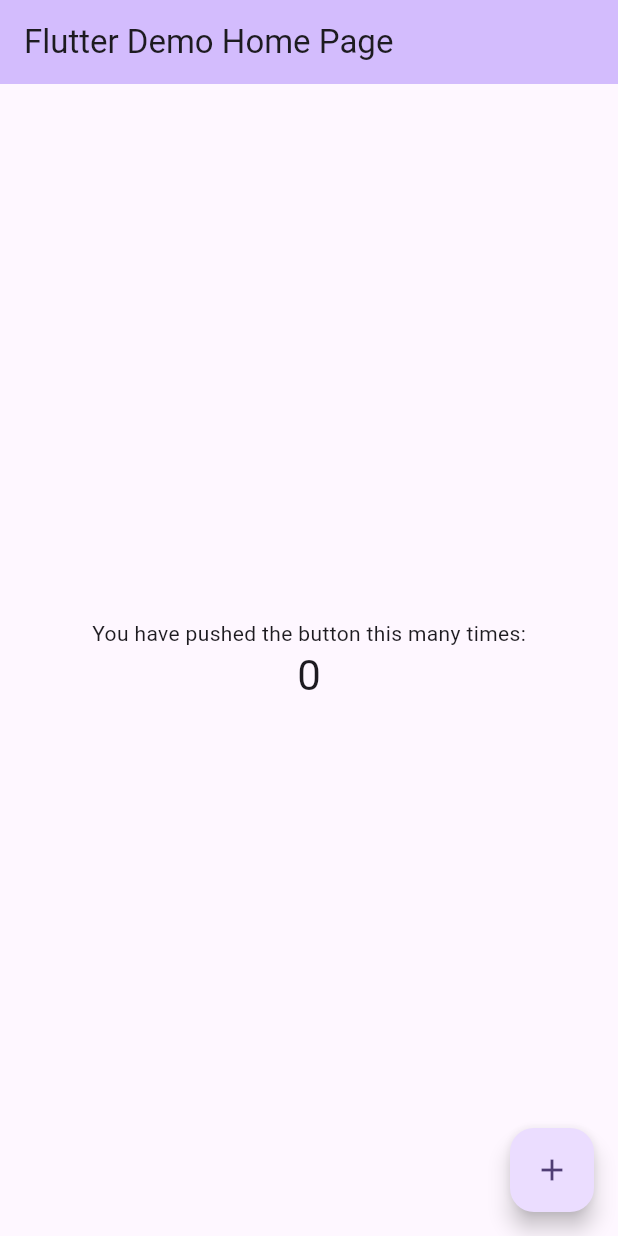
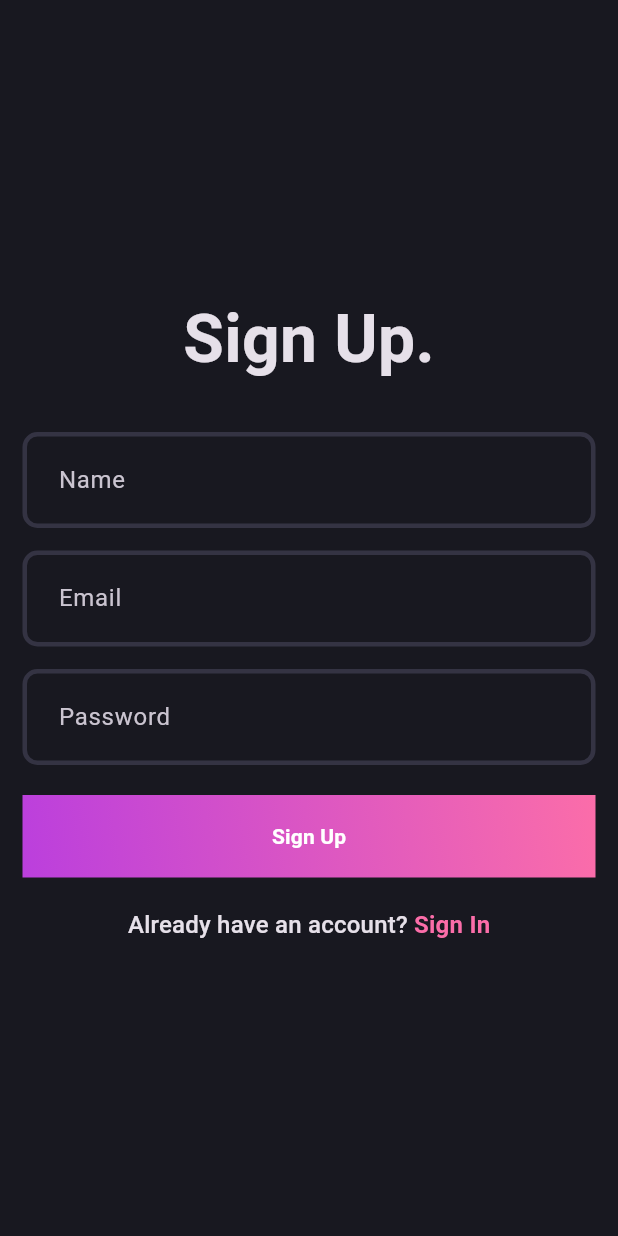
Before and after one commit to BorisOften/blog_app, a Flutter app: the screen it shows after launch, on a phone screen of 412 x 824 dp. Run offline on Flutter 3.47's test engine with Material 3 defaults, Android fonts, the phone set to English and light mode, and no system bars.

Commit message:
create the sign up page

```diff
--- /dev/null
+++ b/lib/features/auth/presentation/pages/signup_page.dart
@@ -0,0 +1,83 @@
+import 'package:blog_app/features/auth/presentation/widgets/auth_field.dart';
+import 'package:blog_app/features/auth/presentation/widgets/auth_gradient_button.dart';
+import 'package:blog_app/shared/theme/app_pallete.dart';
+import 'package:flutter/material.dart';
+
+class SignupPage extends StatefulWidget {
+  const SignupPage({super.key});
+
+  @override
+  State<SignupPage> createState() => _SignupPageState();
+}
+
+class _SignupPageState extends State<SignupPage> {
+  final emailController = TextEditingController();
+  final passwordController = TextEditingController();
+  final nameController = TextEditingController();
+
+  final formKey = GlobalKey<FormState>();
+
+  @override
+  void dispose() {
+    emailController.dispose();
+    passwordController.dispose();
+    nameController.dispose();
+
+    super.dispose();
+  }
+
+  @override
+  Widget build(BuildContext context) {
+    return Scaffold(
+      body: Center(
+        child: Padding(
+          padding: const EdgeInsets.all(15.0),
+          child: Form(
+            key: formKey,
+            child: Column(
+              mainAxisAlignment: MainAxisAlignment.center,
+              children: [
+                const Text(
+                  "Sign Up.",
+                  style: TextStyle(fontSize: 44, fontWeight: FontWeight.bold),
+                ),
+                const SizedBox(height: 30),
+                AuthField(
+                  hintText: "Name",
+                  textEditingController: nameController,
+                ),
+                const SizedBox(height: 15),
+                AuthField(
+                  hintText: "Email",
+                  textEditingController: emailController,
+                ),
+                const SizedBox(height: 15),
+                AuthField(
+                  hintText: "Password",
+                  textEditingController: passwordController,
+                  isSecure: true,
+                ),
+                const SizedBox(height: 20),
+                const AuthGradientButton(),
+                const SizedBox(height: 20),
+                RichText(
+                  text: TextSpan(
+                    text: "Already have an account?",
+                    style: Theme.of(context).textTheme.titleMedium,
+                    children: const [
+                      TextSpan(
+                          text: " Sign In",
+                          style: TextStyle(
+                              color: AppPallete.gradient2,
+                              fontWeight: FontWeight.bold)),
+                    ],
+                  ),
+                )
+              ],
+            ),
+          ),
+        ),
+      ),
+    );
+  }
+}
--- /dev/null
+++ b/lib/features/auth/presentation/widgets/auth_field.dart
@@ -0,0 +1,31 @@
+import 'package:flutter/material.dart';
+
+class AuthField extends StatelessWidget {
+  final String hintText;
+  final TextEditingController textEditingController;
+  final bool isSecure;
+
+  const AuthField({
+    super.key,
+    required this.hintText,
+    required this.textEditingController,
+    this.isSecure = false,
+  });
+
+  @override
+  Widget build(BuildContext context) {
+    return TextFormField(
+      controller: textEditingController,
+      decoration: InputDecoration(hintText: hintText),
+      obscureText: isSecure,
+      validator: (value) {
+        final unWrapedValue = value ?? "";
+        if (unWrapedValue.isEmpty) {
+          return "$hintText is missing";
+        }
+
+        return null;
+      },
+    );
+  }
+}
--- /dev/null
+++ b/lib/features/auth/presentation/widgets/auth_gradient_button.dart
@@ -0,0 +1,30 @@
+import 'package:blog_app/shared/theme/app_pallete.dart';
+import 'package:flutter/material.dart';
+
+class AuthGradientButton extends StatelessWidget {
+  const AuthGradientButton({super.key});
+
+  @override
+  Widget build(BuildContext context) {
+    return Container(
+      decoration: const BoxDecoration(
+        gradient: LinearGradient(
+            colors: [AppPallete.gradient1, AppPallete.gradient2],
+            begin: Alignment.bottomLeft,
+            end: Alignment.topRight),
+      ),
+      child: ElevatedButton(
+        onPressed: () {},
+        style: ElevatedButton.styleFrom(
+          fixedSize: const Size(395, 55),
+          backgroundColor: Colors.transparent,
+          shadowColor: Colors.transparent,
+        ),
+        child: const Text(
+          "Sign Up",
+          style: TextStyle(color: Colors.white, fontWeight: FontWeight.w600),
+        ),
+      ),
+    );
+  }
+}
--- a/lib/main.dart
+++ b/lib/main.dart
@@ -1,3 +1,5 @@
+import 'package:blog_app/features/auth/presentation/pages/signup_page.dart';
+import 'package:blog_app/shared/theme/theme.dart';
 import 'package:flutter/material.dart';
 
 void main() {
@@ -7,119 +9,13 @@ void main() {
 class MyApp extends StatelessWidget {
   const MyApp({super.key});
 
-  // This widget is the root of your application.
   @override
   Widget build(BuildContext context) {
     return MaterialApp(
-      title: 'Flutter Demo',
-      theme: ThemeData(
-        // This is the theme of your application.
-        //
-        // TRY THIS: Try running your application with "flutter run". You'll see
-        // the application has a purple toolbar. Then, without quitting the app,
-        // try changing the seedColor in the colorScheme below to Colors.green
-        // and then invoke "hot reload" (save your changes or press the "hot
-        // reload" button in a Flutter-supported IDE, or press "r" if you used
-        // the command line to start the app).
-        //
-        // Notice that the counter didn't reset back to zero; the application
-        // state is not lost during the reload. To reset the state, use hot
-        // restart instead.
-        //
-        // This works for code too, not just values: Most code changes can be
-        // tested with just a hot reload.
-        colorScheme: ColorScheme.fromSeed(seedColor: Colors.deepPurple),
-        useMaterial3: true,
-      ),
-      home: const MyHomePage(title: 'Flutter Demo Home Page'),
+      title: 'Blog App',
+      theme: AppTheme.darkThemeMode,
+      home: const SignupPage(),
+      debugShowCheckedModeBanner: false,
     );
   }
 }
-
-class MyHomePage extends StatefulWidget {
-  const MyHomePage({super.key, required this.title});
-
-  // This widget is the home page of your application. It is stateful, meaning
-  // that it has a State object (defined below) that contains fields that affect
-  // how it looks.
-
-  // This class is the configuration for the state. It holds the values (in this
-  // case the title) provided by the parent (in this case the App widget) and
-  // used by the build method of the State. Fields in a Widget subclass are
-  // always marked "final".
-
-  final String title;
-
-  @override
-  State<MyHomePage> createState() => _MyHomePageState();
-}
-
-class _MyHomePageState extends State<MyHomePage> {
-  int _counter = 0;
-
-  void _incrementCounter() {
-    setState(() {
-      // This call to setState tells the Flutter framework that something has
-      // changed in this State, which causes it to rerun the build method below
-      // so that the display can reflect the updated values. If we changed
-      // _counter without calling setState(), then the build method would not be
-      // called again, and so nothing would appear to happen.
-      _counter++;
-    });
-  }
-
-  @override
-  Widget build(BuildContext context) {
-    // This method is rerun every time setState is called, for instance as done
-    // by the _incrementCounter method above.
-    //
-    // The Flutter framework has been optimized to make rerunning build methods
-    // fast, so that you can just rebuild anything that needs updating rather
-    // than having to individually change instances of widgets.
-    return Scaffold(
-      appBar: AppBar(
-        // TRY THIS: Try changing the color here to a specific color (to
-        // Colors.amber, perhaps?) and trigger a hot reload to see the AppBar
-        // change color while the other colors stay the same.
-        backgroundColor: Theme.of(context).colorScheme.inversePrimary,
-        // Here we take the value from the MyHomePage object that was created by
-        // the App.build method, and use it to set our appbar title.
-        title: Text(widget.title),
-      ),
-      body: Center(
-        // Center is a layout widget. It takes a single child and positions it
-        // in the middle of the parent.
-        child: Column(
-          // Column is also a layout widget. It takes a list of children and
-          // arranges them vertically. By default, it sizes itself to fit its
-          // children horizontally, and tries to be as tall as its parent.
-          //
-          // Column has various properties to control how it sizes itself and
-          // how it positions its children. Here we use mainAxisAlignment to
-          // center the children vertically; the main axis here is the vertical
-          // axis because Columns are vertical (the cross axis would be
-          // horizontal).
-          //
-          // TRY THIS: Invoke "debug painting" (choose the "Toggle Debug Paint"
-          // action in the IDE, or press "p" in the console), to see the
-          // wireframe for each widget.
-          mainAxisAlignment: MainAxisAlignment.center,
-          children: <Widget>[
-            const Text(
-              'You have pushed the button this many times:',
-            ),
-            Text(
-              '$_counter',
-              style: Theme.of(context).textTheme.headlineMedium,
-            ),
-          ],
-        ),
-      ),
-      floatingActionButton: FloatingActionButton(
-        onPressed: _incrementCounter,
-        tooltip: 'Increment',
-        child: const Icon(Icons.add),
-      ), // This trailing comma makes auto-formatting nicer for build methods.
-    );
-  }
-}
--- /dev/null
+++ b/lib/shared/theme/app_pallete.dart
@@ -0,0 +1,13 @@
+import 'package:flutter/material.dart';
+
+class AppPallete {
+  static const Color backgroundColor = Color.fromRGBO(24, 24, 32, 1);
+  static const Color gradient1 = Color.fromRGBO(187, 63, 221, 1);
+  static const Color gradient2 = Color.fromRGBO(251, 109, 169, 1);
+  static const Color gradient3 = Color.fromRGBO(255, 159, 124, 1);
+  static const Color borderColor = Color.fromRGBO(52, 51, 67, 1);
+  static const Color whiteColor = Colors.white;
+  static const Color greyColor = Colors.grey;
+  static const Color errorColor = Colors.redAccent;
+  static const Color transparentColor = Colors.transparent;
+}
--- /dev/null
+++ b/lib/shared/theme/theme.dart
@@ -0,0 +1,23 @@
+import 'package:blog_app/shared/theme/app_pallete.dart';
+import 'package:flutter/material.dart';
+
+class AppTheme {
+  static OutlineInputBorder _blogBorder(
+          [Color borderColor = AppPallete.borderColor]) =>
+      OutlineInputBorder(
+        borderRadius: const BorderRadius.all(Radius.circular(10)),
+        borderSide: BorderSide(
+          color: borderColor,
+          width: 3,
+        ),
+      );
+
+  static final darkThemeMode = ThemeData.dark().copyWith(
+    scaffoldBackgroundColor: AppPallete.backgroundColor,
+    inputDecorationTheme: InputDecorationTheme(
+      contentPadding: const EdgeInsets.all(20),
+      enabledBorder: _blogBorder(),
+      focusedBorder: _blogBorder(AppPallete.gradient2),
+    ),
+  );
+}
```
